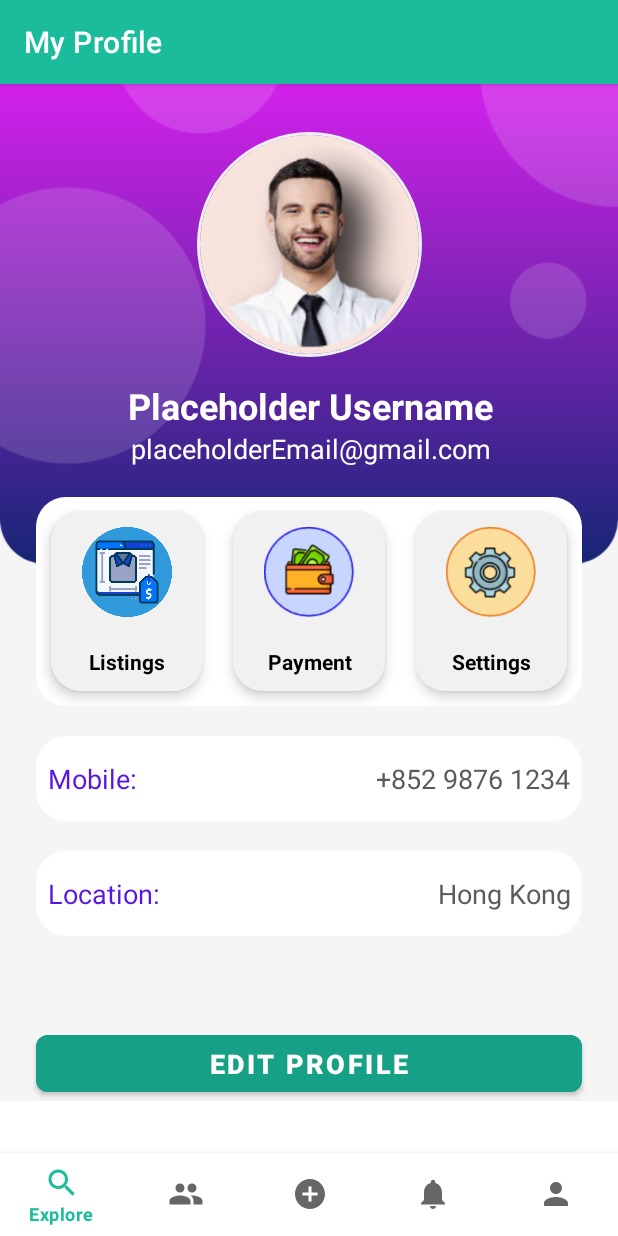
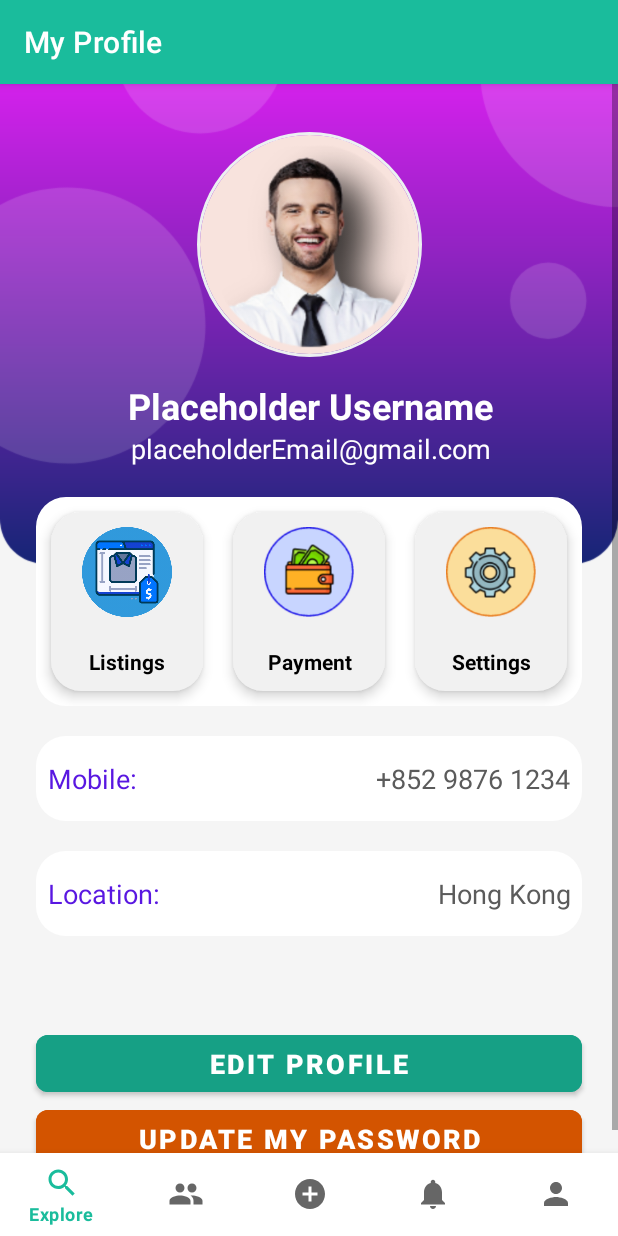
Before and after one commit to SteveDexter24/CSCI3310-Project, an Android app: the fragment MeFragment placed in its activity, on a phone screen of 412 x 824 dp. Run offline under Robolectric (Android 15) with nearby library versions, the phone set to English and light mode, and no system bars; our stand-ins replace CircleImageView, Room's generated code, navigation-ui; pictures from the network do not load; 6 statements that could not run were skipped.

Commit message:
Add nav to edit password button

```diff
--- a/app/src/main/res/layout/fragment_me.xml
+++ b/app/src/main/res/layout/fragment_me.xml
@@ -250,10 +250,23 @@
                 android:textSize="18sp"
                 android:textStyle="bold"
                 app:cornerRadius="8dp"
-                app:layout_constraintBottom_toBottomOf="parent"
                 app:layout_constraintEnd_toEndOf="@+id/location_linear_layout"
                 app:layout_constraintStart_toStartOf="@+id/location_linear_layout"
                 app:layout_constraintTop_toBottomOf="@+id/location_linear_layout" />
+            <Button
+                android:id="@+id/goto_edit_password"
+                android:layout_width="0dp"
+                android:layout_height="50dp"
+                android:backgroundTint="#d35400"
+                android:gravity="center"
+                android:text="@string/update_password_button_text"
+                android:textColor="#ffffff"
+                android:textSize="18sp"
+                android:textStyle="bold"
+                app:cornerRadius="8dp"
+                app:layout_constraintEnd_toEndOf="@+id/location_linear_layout"
+                app:layout_constraintStart_toStartOf="@+id/location_linear_layout"
+                app:layout_constraintTop_toBottomOf="@+id/goto_edit_profile" />
 
         </androidx.constraintlayout.widget.ConstraintLayout>
     </ScrollView>
```
